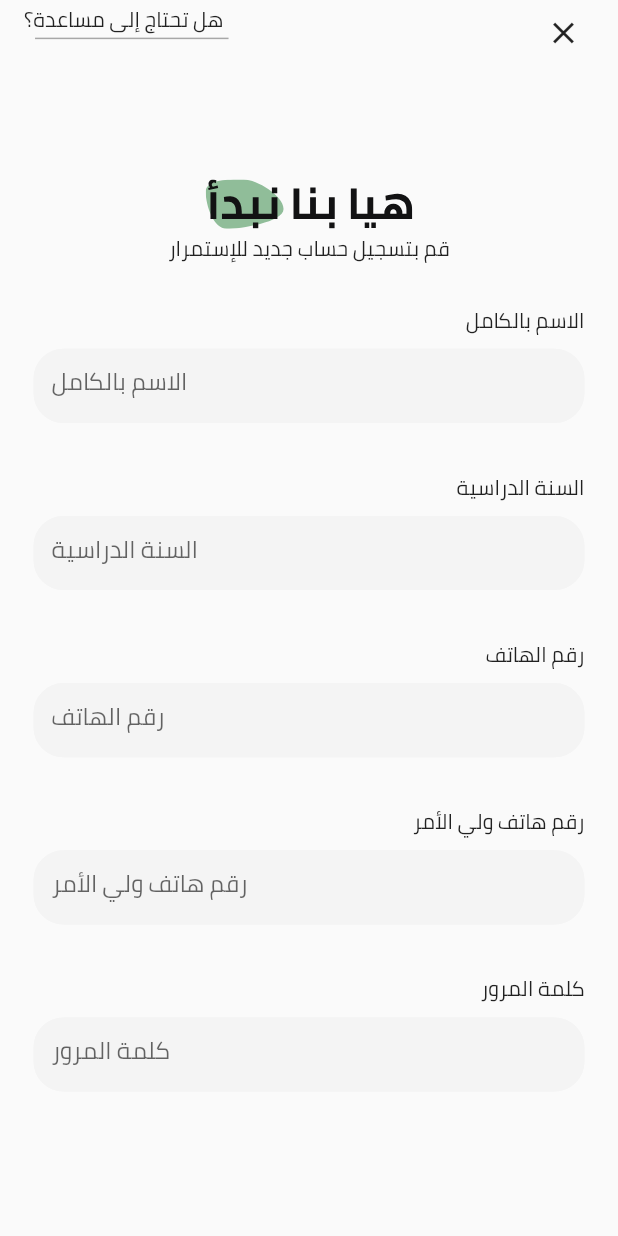
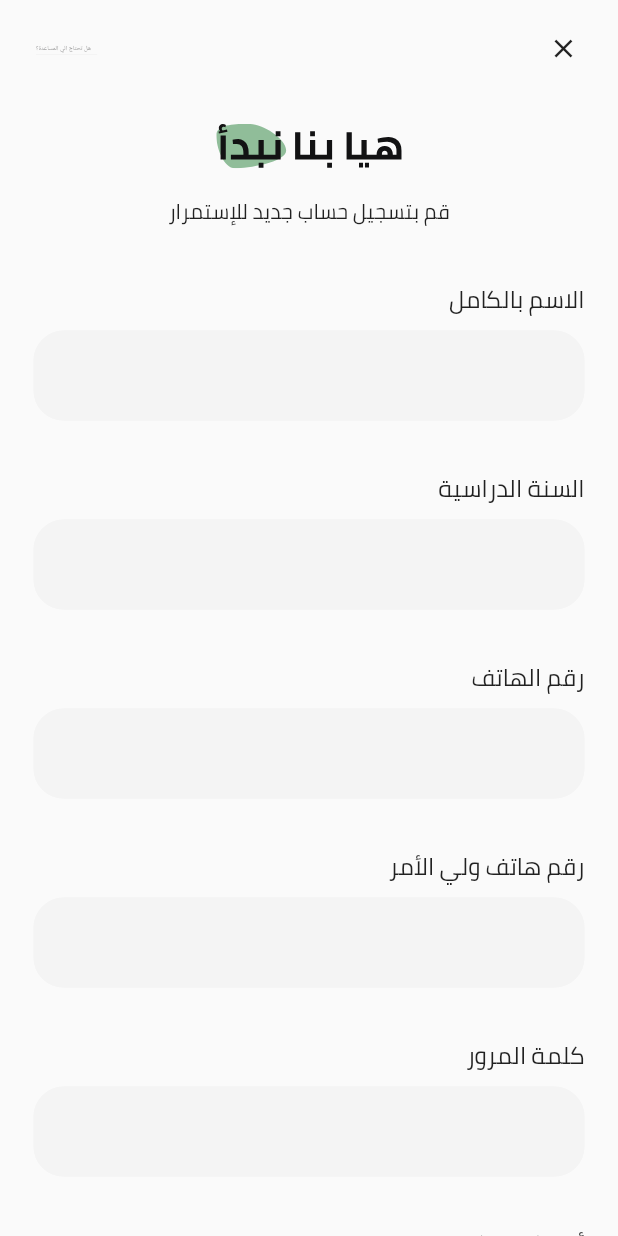
Before and after one commit to ibm00/teachers_app_demo, a Flutter app: the RegisterScreen screen opened directly, on a phone screen of 412 x 824 dp. Run offline on Flutter 3.47's test engine with Material 2 defaults, Android fonts, the phone set to English and light mode, and no system bars; our stand-ins replace device_preview, flutter_riverpod, flutter_svg, fluttertoast, page_indicator, page_transition.

Commit message:
تم الميرج
إسلام المرج

```diff
--- a/analysis_options.yaml
+++ b/analysis_options.yaml
@@ -1 +1,4 @@
 include: package:lint/analysis_options.yaml
+linter:
+  rules:
+    file_names: false
--- a/lib/components/qeustion.dart
+++ b/lib/components/qeustion.dart
@@ -70,7 +70,8 @@ class _QuestionComponentState extends State<QuestionComponent> {
                 setState(() {
                   widget.studentAnswers[widget.questionIndex] = index;
                 });
-                }),
+              },
+            ),
           ],
         ),
       ),
--- a/lib/main.dart
+++ b/lib/main.dart
@@ -1,6 +1,7 @@
 import 'package:device_preview/device_preview.dart';
 import 'package:flutter/material.dart';
 import 'package:flutter_riverpod/flutter_riverpod.dart';
+import 'package:teachers_app/screens/auth/login_screen.dart';
 
 import 'screens/quiz/take_quiz.dart';
 
@@ -25,7 +26,7 @@ class MyApp extends StatelessWidget {
       ),
       //home: WelcomScreen(),
       routes: {
-        '/': (_) => TakeQuizScreen(),
+        '/': (_) => LoginScreen(),
       },
     );
   }
--- a/lib/screens/auth/register_screen/register_form.dart
+++ b/lib/screens/auth/register_screen/register_form.dart
@@ -1,4 +1,7 @@
 import 'package:flutter/material.dart';
+
+import '../../../helpers/validators.dart';
+import '../../../widgets/text_form_field.dart';
 
 class RegisterForm extends StatefulWidget {
   @override
@@ -6,165 +9,171 @@ class RegisterForm extends StatefulWidget {
 }
 
 class _RegisterFormState extends State<RegisterForm> {
-  final _key = GlobalKey<FormState>();
+  final _formKey = GlobalKey<FormState>();
+
+  //void _saveData
+  String name = "";
+  String year = "";
+  String phone = "";
+  String dadPhone = "";
+  String pass = "";
+  String rePass = "";
+
   @override
   Widget build(BuildContext context) {
     final mediaQuery = MediaQuery.of(context).size;
-    return Padding(
+    final orn = MediaQuery.of(context).orientation;
+    final _phoneHeight =
+        orn == Orientation.portrait ? mediaQuery.height : mediaQuery.width;
+    final TextStyle _resTextStyle14 =
+        TextStyle(fontSize: 0.0388 * mediaQuery.width);
+    return Column(
+      children: [
+        Padding(
           padding: const EdgeInsets.all(10.0),
           child: Form(
-        key: _key,
+            key: _formKey,
             child: Column(
               children: [
-            Padding(
-              padding: const EdgeInsets.symmetric(vertical: 12),
+                Container(
+                  margin: const EdgeInsets.symmetric(vertical: 12),
                   child: Column(
                     crossAxisAlignment: CrossAxisAlignment.end,
                     children: [
-                  const Text("الاسم بالكامل"),
+                      Text(
+                        "الاسم بالكامل",
+                        style: _resTextStyle14,
+                      ),
                       Padding(
                         padding: const EdgeInsets.symmetric(vertical: 6),
-                    child: SizedBox(
-                      height: .06 * mediaQuery.height,
-                      child: TextFormField(
-                        decoration: InputDecoration(
-                          labelText: "الاسم بالكامل",
-                          filled: true,
-                          fillColor: const Color(0xFFF4F4F4),
-                          focusedBorder: OutlineInputBorder(
-                              borderRadius: BorderRadius.circular(20),
-                              borderSide:
-                                  const BorderSide(color: Color(0xFF398CE0))),
-                          enabledBorder: OutlineInputBorder(
-                              borderRadius: BorderRadius.circular(20),
-                              borderSide:
-                                  const BorderSide(color: Color(0xFFF4F4F4))),
-                        ),
-                      ),
+                        child: MyTextFormField(
+                          phoneH: _phoneHeight,
+                          mediaQuery: mediaQuery,
+                          onSaveData: (v) {
+                            name = v!;
+                          },
+                          validatorFun: (v) =>
+                              ValidatorHelper.nameValidator(v!),
                         ),
                       ),
                     ],
                   ),
                 ),
-            Padding(
-              padding: const EdgeInsets.symmetric(vertical: 12),
+                Container(
+                  margin: const EdgeInsets.symmetric(vertical: 12),
                   child: Column(
                     crossAxisAlignment: CrossAxisAlignment.end,
                     children: [
-                  const Text("السنة الدراسية"),
+                      Text(
+                        "السنة الدراسية",
+                        style: _resTextStyle14,
+                      ),
                       Padding(
                         padding: const EdgeInsets.symmetric(vertical: 6),
-                    child: SizedBox(
-                      height: .06 * mediaQuery.height,
-                      child: TextFormField(
-                        decoration: InputDecoration(
-                          labelText: "السنة الدراسية",
-                          //hintText: "أدخل الاسم هنا",
-                          filled: true,
-                          fillColor: const Color(0xFFF4F4F4),
-                          focusedBorder: OutlineInputBorder(
-                              borderRadius: BorderRadius.circular(20),
-                              borderSide:
-                                  const BorderSide(color: Color(0xFF398CE0))),
-                          enabledBorder: OutlineInputBorder(
-                              borderRadius: BorderRadius.circular(20),
-                              borderSide:
-                                  const BorderSide(color: Color(0xFFF4F4F4))),
-                        ),
-                      ),
+                        child: MyTextFormField(
+                          phoneH: _phoneHeight,
+                          mediaQuery: mediaQuery,
+                          onSaveData: (v) {
+                            year = v!;
+                          },
+                          validatorFun: (v) =>
+                              ValidatorHelper.nameValidator(v!),
                         ),
                       ),
                     ],
                   ),
                 ),
-            Padding(
-              padding: const EdgeInsets.symmetric(vertical: 12),
+                Container(
+                  margin: const EdgeInsets.symmetric(vertical: 12),
                   child: Column(
                     crossAxisAlignment: CrossAxisAlignment.end,
                     children: [
-                  const Text("رقم الهاتف"),
+                      Text(
+                        "رقم الهاتف",
+                        style: _resTextStyle14,
+                      ),
                       Padding(
                         padding: const EdgeInsets.symmetric(vertical: 6),
-                    child: SizedBox(
-                      height: .06 * mediaQuery.height,
-                      child: TextFormField(
-                        decoration: InputDecoration(
-                          labelText: "رقم الهاتف",
-                          // hintText: "أدخل الاسم هنا",
-                          filled: true,
-                          fillColor: const Color(0xFFF4F4F4),
-                          focusedBorder: OutlineInputBorder(
-                              borderRadius: BorderRadius.circular(20),
-                              borderSide:
-                                  const BorderSide(color: Color(0xFF398CE0))),
-                          enabledBorder: OutlineInputBorder(
-                              borderRadius: BorderRadius.circular(20),
-                              borderSide:
-                                  const BorderSide(color: Color(0xFFF4F4F4))),
-                        ),
-                      ),
+                        child: MyTextFormField(
+                          phoneH: _phoneHeight,
+                          mediaQuery: mediaQuery,
+                          onSaveData: (v) {
+                            phone = v!;
+                          },
+                          validatorFun: (v) =>
+                              ValidatorHelper.phoneNumValidator(v!),
                         ),
                       ),
                     ],
                   ),
                 ),
-            Padding(
-              padding: const EdgeInsets.symmetric(vertical: 12),
+                Container(
+                  margin: const EdgeInsets.symmetric(vertical: 12),
                   child: Column(
                     crossAxisAlignment: CrossAxisAlignment.end,
                     children: [
-                  const Text("رقم هاتف ولي الأمر"),
+                      Text(
+                        "رقم هاتف ولي الأمر",
+                        style: _resTextStyle14,
+                      ),
                       Padding(
                         padding: const EdgeInsets.symmetric(vertical: 6),
-                    child: SizedBox(
-                      height: .06 * mediaQuery.height,
-                      child: TextFormField(
-                        decoration: InputDecoration(
-                          labelText: "رقم هاتف ولي الأمر",
-                          //hintText: "أدخل الاسم هنا",
-                          filled: true,
-                          fillColor: const Color(0xFFF4F4F4),
-                          focusedBorder: OutlineInputBorder(
-                              borderRadius: BorderRadius.circular(20),
-                              borderSide:
-                                  const BorderSide(color: Color(0xFF398CE0))),
-                          enabledBorder: OutlineInputBorder(
-                              borderRadius: BorderRadius.circular(20),
-                              borderSide:
-                                  const BorderSide(color: Color(0xFFF4F4F4))),
-                        ),
-                      ),
+                        child: MyTextFormField(
+                          phoneH: _phoneHeight,
+                          mediaQuery: mediaQuery,
+                          onSaveData: (v) {
+                            dadPhone = v!;
+                          },
+                          validatorFun: (v) =>
+                              ValidatorHelper.phoneNumValidator(v!),
                         ),
                       ),
                     ],
                   ),
                 ),
-            Padding(
-              padding: const EdgeInsets.symmetric(vertical: 12),
+                Container(
+                  margin: const EdgeInsets.symmetric(vertical: 12),
                   child: Column(
                     crossAxisAlignment: CrossAxisAlignment.end,
                     children: [
-                  const Text("كلمة المرور"),
+                      Text(
+                        "كلمة المرور",
+                        style: _resTextStyle14,
+                      ),
                       Padding(
                         padding: const EdgeInsets.symmetric(vertical: 6),
-                    child: SizedBox(
-                      height: .06 * mediaQuery.height,
-                      child: TextFormField(
-                        decoration: InputDecoration(
-                          labelText: "كلمة المرور",
-                          // hintText: "أدخل الاسم هنا",
-                          filled: true,
-                          fillColor: const Color(0xFFF4F4F4),
-                          focusedBorder: OutlineInputBorder(
-                              borderRadius: BorderRadius.circular(20),
-                              borderSide:
-                                  const BorderSide(color: Color(0xFF398CE0))),
-                          enabledBorder: OutlineInputBorder(
-                              borderRadius: BorderRadius.circular(20),
-                              borderSide:
-                                  const BorderSide(color: Color(0xFFF4F4F4))),
+                        child: MyTextFormField(
+                          phoneH: _phoneHeight,
+                          mediaQuery: mediaQuery,
+                          onSaveData: (v) {
+                            pass = v!;
+                          },
+                          validatorFun: (v) =>
+                              ValidatorHelper.passValidator(v!),
                         ),
                       ),
+                    ],
+                  ),
+                ),
+                Container(
+                  margin: const EdgeInsets.symmetric(vertical: 12),
+                  child: Column(
+                    crossAxisAlignment: CrossAxisAlignment.end,
+                    children: [
+                      Text(
+                        "أعد كتابة كلمة المرور",
+                        style: _resTextStyle14,
+                      ),
+                      Padding(
+                        padding: const EdgeInsets.symmetric(vertical: 6),
+                        child: MyTextFormField(
+                          phoneH: _phoneHeight,
+                          mediaQuery: mediaQuery,
+                          onSaveData: (v) {
+                            rePass = v!;
+                          },
+                          validatorFun: (v) =>
+                              ValidatorHelper.passValidator(v!),
                         ),
                       ),
                     ],
@@ -173,6 +182,43 @@ class _RegisterFormState extends State<RegisterForm> {
               ],
             ),
           ),
+        ),
+        Container(
+          margin: EdgeInsets.symmetric(vertical: .015 * _phoneHeight),
+          child: ConstrainedBox(
+            constraints: BoxConstraints.tightFor(
+              width: mediaQuery.width * .8,
+              height: .1 * mediaQuery.width,
+            ),
+            child: ElevatedButton(
+              onPressed: () {
+                if (!_formKey.currentState!.validate()) return;
+                _formKey.currentState!.save();
+                print(name);
+                print(year);
+                print(phone);
+                print(dadPhone);
+                print(pass);
+              },
+              style: ButtonStyle(
+                shape: MaterialStateProperty.all<OutlinedBorder?>(
+                  RoundedRectangleBorder(
+                    borderRadius: BorderRadius.circular(30.0),
+                  ),
+                ),
+                elevation: MaterialStateProperty.all<double>(10),
+                backgroundColor: MaterialStateProperty.all<Color>(
+                  const Color(0xFF4D68D4),
+                ),
+              ),
+              child: Text(
+                "تسجيل",
+                style: TextStyle(fontSize: .0388 * mediaQuery.width),
+              ),
+            ),
+          ),
+        ),
+      ],
     );
   }
 }
--- a/lib/screens/auth/register_screen/register_screen.dart
+++ b/lib/screens/auth/register_screen/register_screen.dart
@@ -1,6 +1,7 @@
+import 'dart:ui';
+
 import 'package:flutter/material.dart';
 import 'package:flutter_svg/flutter_svg.dart';
-
 import 'register_form.dart';
 
 class RegisterScreen extends StatefulWidget {
@@ -9,7 +10,6 @@ class RegisterScreen extends StatefulWidget {
 }
 
 class _RegisterScreenState extends State<RegisterScreen> {
-  bool _rememberMe = false;
   @override
   Widget build(BuildContext context) {
     final mediaQuery = MediaQuery.of(context).size;
@@ -18,127 +18,78 @@ class _RegisterScreenState extends State<RegisterScreen> {
         orn == Orientation.portrait ? mediaQuery.height : mediaQuery.width;
     final _phoneWidth =
         orn == Orientation.portrait ? mediaQuery.width : mediaQuery.height;
+    // final TextStyle _myTextStyle =
+    //     TextStyle(fontSize: .0388 * mediaQuery.width);
     return Scaffold(
       body: SafeArea(
         child: SingleChildScrollView(
           child: Container(
             padding: EdgeInsets.symmetric(horizontal: mediaQuery.width * .03),
-            height: (_phoneHeight - MediaQuery.of(context).padding.top) * 1.3,
             child: Column(
               mainAxisAlignment: MainAxisAlignment.spaceBetween,
               children: [
-                Expanded(
+                Container(
+                  margin: EdgeInsets.symmetric(vertical: _phoneHeight * .01),
                   child: Row(
                     mainAxisAlignment: MainAxisAlignment.spaceBetween,
                     crossAxisAlignment: CrossAxisAlignment.start,
                     children: [
-                      SizedBox(
-                        width: 140,
-                        child: Column(
-                          children: const [
-                            Text("هل تحتاج إلى مساعدة؟"),
-                            Divider(
-                              height: 0.1,
-                              indent: 11,
-                              thickness: 1,
-                              color: Color(0x99707070),
-                            )
-                          ],
+                      TextButton(
+                        onPressed: () {},
+                        child: SvgPicture.asset(
+                          "assets/images/need_helpe.svg",
+                          width: .1 * mediaQuery.width,
+                          height: mediaQuery.width * .06,
                         ),
                       ),
                       IconButton(
                         onPressed: () {},
-                        icon: const Icon(Icons.close),
+                        icon: Icon(
+                          Icons.close,
+                          size: 0.05 * _phoneWidth,
+                        ),
                       ),
                     ],
                   ),
                 ),
-                Expanded(
-                  flex: 3,
-                  child: Container(
-                    alignment: Alignment.bottomCenter,
+                Container(
+                  margin: EdgeInsets.symmetric(vertical: .01 * _phoneHeight),
                   child: Column(
                     mainAxisAlignment: MainAxisAlignment.end,
                     children: [
-                        SvgPicture.asset("assets/images/lets_start.svg"),
+                      SvgPicture.asset("assets/images/lets_start.svg",
+                          width: .3 * mediaQuery.width,
+                          height: .12 * mediaQuery.width),
+                      const SizedBox(height: 6),
                       const Text("قم بتسجيل حساب جديد للإستمرار")
                     ],
                   ),
                 ),
-                ),
-                Expanded(
-                  flex: 15,
-                  child: RegisterForm(),
-                ),
-                Expanded(
-                  flex: 2,
-                  child: Padding(
-                    padding: const EdgeInsets.symmetric(horizontal: 8),
-                    child: Row(
-                      crossAxisAlignment: CrossAxisAlignment.start,
-                      mainAxisAlignment: MainAxisAlignment.spaceBetween,
-                      children: [
-                        Switch(
-                          activeColor: const Color(0xFF55DFA2),
-                          value: _rememberMe,
-                          onChanged: (v) {
-                            setState(() {
-                              _rememberMe = v;
-                            });
-                          },
-                        ),
-                        const Text("تذكرني"),
-                      ],
-                    ),
-                  ),
-                ),
-                Expanded(
-                  child: ConstrainedBox(
-                    constraints: BoxConstraints.tightFor(
-                      width: mediaQuery.width * .8,
-                    ),
-                    child: ElevatedButton(
-                      onPressed: () {},
-                      style: ButtonStyle(
-                        shape: MaterialStateProperty.all<OutlinedBorder?>(
-                          RoundedRectangleBorder(
-                            borderRadius: BorderRadius.circular(30.0),
-                          ),
-                        ),
-                        elevation: MaterialStateProperty.all<double>(10),
-                        backgroundColor: MaterialStateProperty.all<Color>(
-                          const Color(0xFF4D68D4),
-                        ),
-                      ),
-                      child: const Text("تسجيل"),
-                    ),
-                  ),
-                ),
-                Expanded(
-                  flex: 2,
-                  child: Row(
+                RegisterForm(),
+                Row(
                   mainAxisAlignment: MainAxisAlignment.center,
                   children: [
                     TextButton(
                       onPressed: () {},
-                        child: const Text(
+                      child: Text(
                         "قم بتسجيل الدخول",
                         style: TextStyle(
-                            color: Color(0xFF121213),
+                          color: const Color(0xFF121213),
+                          fontSize: .0222 * mediaQuery.width,
                         ),
                       ),
                     ),
                     TextButton(
                       onPressed: () {},
-                        child: const Text(
+                      child: Text(
                         "لديك حساب بالفعل؟",
                         style: TextStyle(
-                            color: Color(0xFFC0C0C0),
+                          color: const Color(0xFFC0C0C0),
+                          fontSize: .0222 * mediaQuery.width,
                         ),
                       ),
                     )
                   ],
-                  ),
                 )
               ],
             ),
--- /dev/null
+++ b/lib/widgets/text_form_field.dart
@@ -0,0 +1,49 @@
+import 'package:flutter/material.dart';
+
+class MyTextFormField extends StatelessWidget {
+  const MyTextFormField({
+    required this.mediaQuery,
+    required this.onSaveData,
+    required this.validatorFun,
+    required this.phoneH,
+  });
+
+  final Size mediaQuery;
+  final double phoneH;
+  final Function(String?)? onSaveData;
+  final String? Function(String?)? validatorFun;
+
+  @override
+  Widget build(BuildContext context) {
+    return SizedBox(
+      //height: .08 * phoneH,
+      child: Directionality(
+        textDirection: TextDirection.rtl,
+        child: TextFormField(
+          onSaved: onSaveData,
+          validator: validatorFun,
+          style: TextStyle(
+            fontSize: .0444 * mediaQuery.width,
+            height: 1 + (mediaQuery.height * .0001),
+          ),
+          decoration: InputDecoration(
+            errorBorder: OutlineInputBorder(
+              borderRadius: BorderRadius.circular(20),
+              borderSide: BorderSide(
+                color: Theme.of(context).errorColor,
+              ),
+            ),
+            filled: true,
+            fillColor: const Color(0xFFF4F4F4),
+            focusedBorder: OutlineInputBorder(
+                borderRadius: BorderRadius.circular(20),
+                borderSide: const BorderSide(color: Color(0xFF398CE0))),
+            enabledBorder: OutlineInputBorder(
+                borderRadius: BorderRadius.circular(20),
+                borderSide: const BorderSide(color: Color(0xFFF4F4F4))),
+          ),
+        ),
+      ),
+    );
+  }
+}
```
Also changed, not shown: lib/helpers/validators.dart (added, +17 -0 lines), lib/screens/auth/login_screen.dart (added, +273 -0 lines), assets/images/Group_134.svg (added), assets/images/forget_pass.svg (added), assets/images/hello_backP.png (added), assets/images/need_helpe.svg (added). Lines whose indentation alone changed are shown as unchanged.
